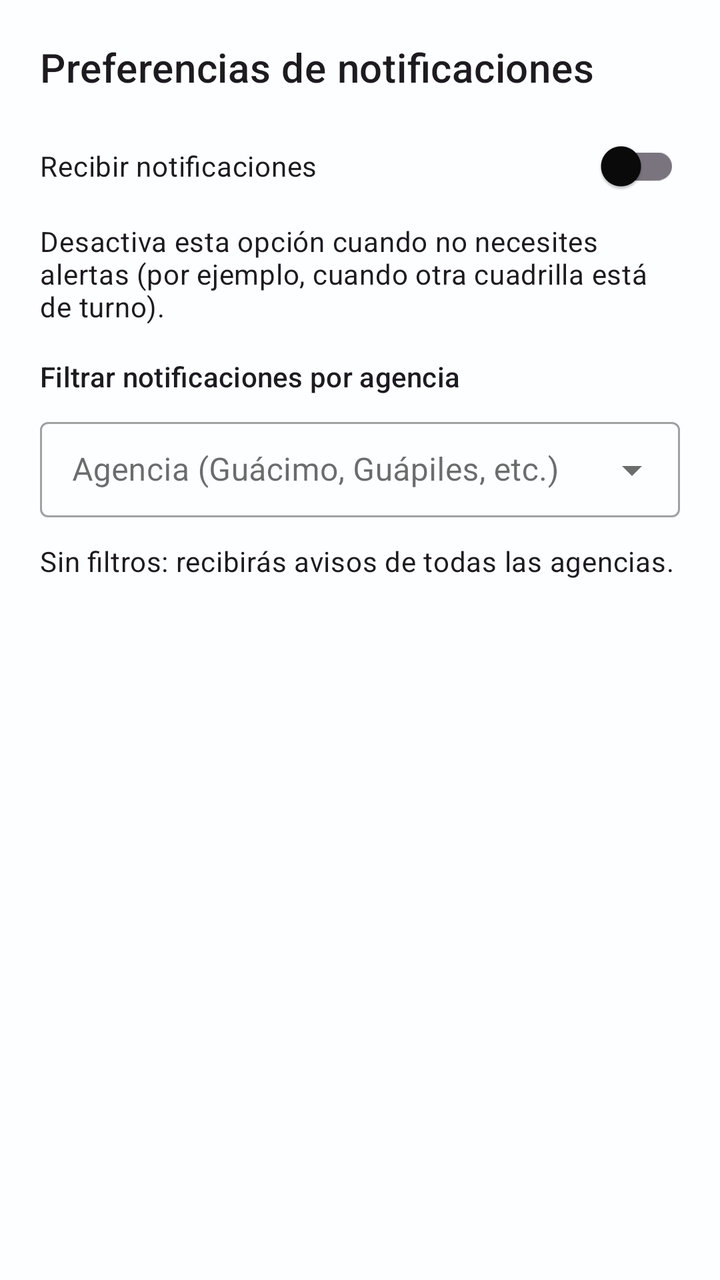
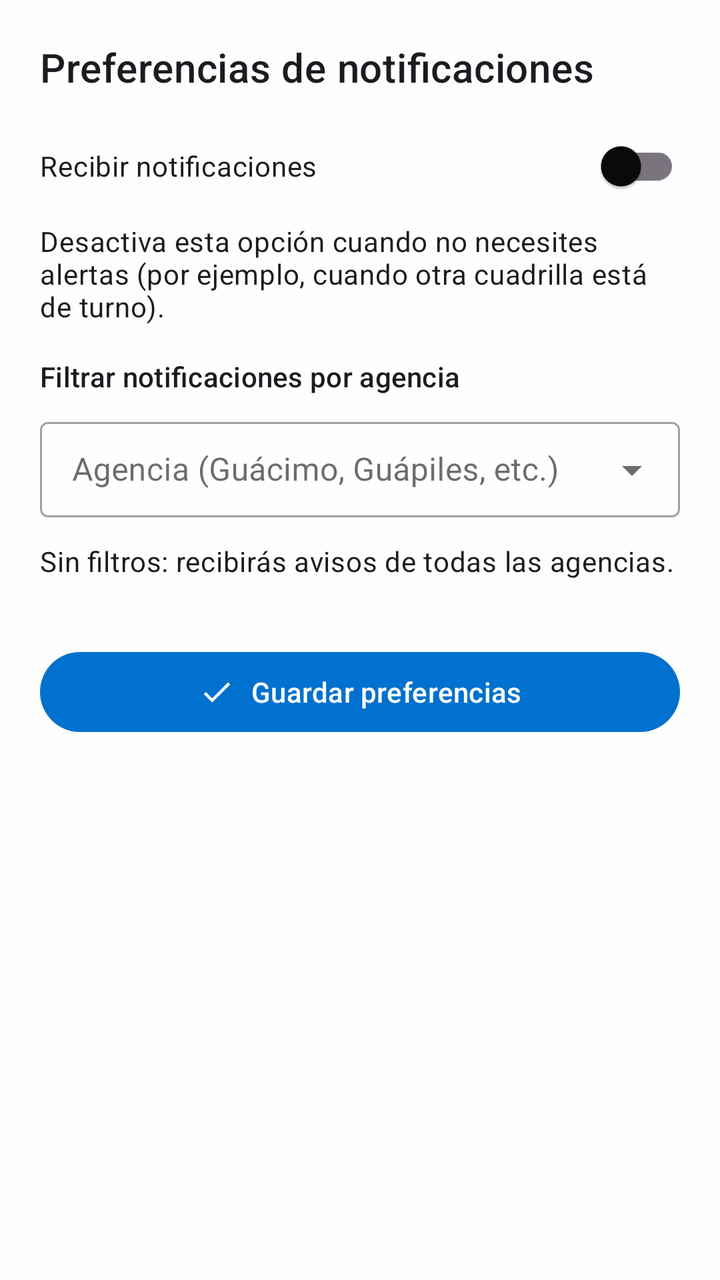

The first picture is an Android layout as it rendered before a commit; the second is the same layout after the commit. The layout source and the unified diff follow.
<!-- AndroidManifest.xml: application theme Theme.TecniAppICE -->
<!-- res/layout/dialog_notification_filters.xml -->
<?xml version="1.0" encoding="utf-8"?>
<LinearLayout xmlns:android="http://schemas.android.com/apk/res/android"
    xmlns:app="http://schemas.android.com/apk/res-auto"
    android:layout_width="match_parent"
    android:layout_height="wrap_content"
    android:background="?attr/colorSurface"
    android:orientation="vertical"
    android:padding="20dp">

    <TextView
        android:id="@+id/tvNotificationSheetTitle"
        android:layout_width="match_parent"
        android:layout_height="wrap_content"
        android:paddingBottom="12dp"
        android:text="@string/averia_notificacion_sheet_title"
        android:textAppearance="@style/TextAppearance.MaterialComponents.Headline6" />

    <com.google.android.material.switchmaterial.SwitchMaterial
        android:id="@+id/switchNotifications"
        android:layout_width="match_parent"
        android:layout_height="wrap_content"
        android:text="@string/averia_notificacion_switch_label" />

    <TextView
        android:id="@+id/tvNotificationSwitchHelper"
        android:layout_width="match_parent"
        android:layout_height="wrap_content"
        android:layout_marginTop="4dp"
        android:text="@string/averia_notificacion_switch_helper"
        android:textAppearance="@style/TextAppearance.MaterialComponents.Body2" />

    <TextView
        android:id="@+id/tvNotificationFilterTitle"
        android:layout_width="match_parent"
        android:layout_height="wrap_content"
        android:layout_marginTop="16dp"
        android:text="@string/averia_notificacion_filtro_titulo"
        android:textAppearance="@style/TextAppearance.MaterialComponents.Subtitle2" />

    <com.google.android.material.textfield.TextInputLayout
        android:id="@+id/tilNotificationAgency"
        style="@style/Widget.MaterialComponents.TextInputLayout.OutlinedBox.Dense.ExposedDropdownMenu"
        android:layout_width="match_parent"
        android:layout_height="wrap_content"
        android:layout_marginTop="8dp"
        android:hint="@string/averia_notificacion_filtro_hint"
        app:endIconMode="dropdown_menu">

        <AutoCompleteTextView
            android:id="@+id/actvNotificationAgency"
            android:layout_width="match_parent"
            android:layout_height="wrap_content"
            android:imeOptions="actionDone"
            android:inputType="textCapWords" />
    </com.google.android.material.textfield.TextInputLayout>

    <TextView
        android:id="@+id/tvNotificationFiltersEmpty"
        android:layout_width="match_parent"
        android:layout_height="wrap_content"
        android:layout_marginTop="12dp"
        android:text="@string/averia_notificacion_filtro_vacio"
        android:textAppearance="@style/TextAppearance.MaterialComponents.Body2"
        android:textColor="?attr/colorOnBackground" />

    <com.google.android.material.chip.ChipGroup
        android:id="@+id/chipGroupNotificationAgencies"
        android:layout_width="match_parent"
        android:layout_height="wrap_content"
        android:layout_marginTop="12dp"
        app:chipSpacingHorizontal="8dp"
        app:chipSpacingVertical="8dp" />
</LinearLayout>
<!-- resources referenced by this layout -->
<resources>
  <string name="averia_notificacion_filtro_hint">Agencia (Guácimo, Guápiles, etc.)</string>
  <string name="averia_notificacion_filtro_titulo">Filtrar notificaciones por agencia</string>
  <string name="averia_notificacion_filtro_vacio">Sin filtros: recibirás avisos de todas las agencias.</string>
  <string name="averia_notificacion_sheet_title">Preferencias de notificaciones</string>
  <string name="averia_notificacion_switch_helper">Desactiva esta opción cuando no necesites alertas (por ejemplo, cuando otra cuadrilla está de turno).</string>
  <string name="averia_notificacion_switch_label">Recibir notificaciones</string>
  <style name="Theme.TecniAppICE" parent="Theme.Material3.DayNight.NoActionBar">
  
          
          <item name="colorPrimary">@color/ice_blue</item>
          <item name="colorOnPrimary">@color/white</item>
          <item name="colorSecondary">@color/ice_yellow</item>
          <item name="colorOnSecondary">@color/black</item>
  
          
          <item name="colorSurface">@color/surface_light</item>
          <item name="colorOnSurface">@color/on_light</item>
          <item name="colorSurfaceVariant">@color/surface_variant_light</item>
  
          
          <item name="colorError">@color/error_500</item>
          <item name="colorTertiary">@color/success_500</item>
  
          
          <item name="android:windowBackground">@color/bg_light</item>
          <item name="android:colorBackground">@color/bg_light</item>
          <item name="android:statusBarColor">@android:color/transparent</item>
          <item name="android:navigationBarColor">@android:color/transparent</item>
          <item name="android:windowLightStatusBar">true</item>
  
          
          <item name="materialCardViewStyle">@style/Tecni.Card</item>
          <item name="materialButtonStyle">@style/Tecni.Button</item>
          <item name="chipStyle">@style/Tecni.Chip</item>
          <item name="toolbarStyle">@style/Tecni.Toolbar</item>
      </style>
  <color name="ice_blue">#0071CE</color>
  <color name="white">#FFFFFFFF</color>
  <color name="ice_yellow">#FFDD00</color>
  <color name="black">#FF000000</color>
  <color name="surface_light">#CCFFFFFF</color>
  <color name="on_light">#0A0A0A</color>
  <color name="surface_variant_light">#EAF3FF</color>
  <color name="error_500">#D32F2F</color>
  <color name="success_500">#4CAF50</color>
  <color name="bg_light">#F7FAFF</color>
  <style name="Tecni.Card" parent="Widget.Material3.CardView.Elevated">
          <item name="cardCornerRadius">20dp</item>
          <item name="cardElevation">3dp</item>
          <item name="strokeWidth">0dp</item>
      </style>
  <style name="Tecni.Button" parent="Widget.Material3.Button.TonalButton">
          <item name="android:minHeight">44dp</item>
      </style>
  <style name="Tecni.Chip" parent="Widget.Material3.Chip.Filter">
          <item name="android:minHeight">36dp</item>
      </style>
  <style name="Tecni.Toolbar" parent="Widget.Material3.Toolbar">
          <item name="android:elevation">2dp</item>
      </style>
</resources>

<!-- the commit's change to res/layout/dialog_notification_filters.xml (unified diff, before → after) -->
@@ -70,4 +70,15 @@
         android:layout_marginTop="12dp"
         app:chipSpacingHorizontal="8dp"
         app:chipSpacingVertical="8dp" />
+
+    <com.google.android.material.button.MaterialButton
+        android:id="@+id/btnGuardarNotificaciones"
+        style="@style/Widget.Material3.Button"
+        android:layout_width="match_parent"
+        android:layout_height="wrap_content"
+        android:layout_marginTop="20dp"
+        android:text="Guardar preferencias"
+        app:icon="@drawable/ic_check"
+        app:iconGravity="textStart"
+        app:iconPadding="8dp" />
 </LinearLayout>
<!-- resource entries referenced after the edit -->
@@ -1,5 +1,16 @@
 <!-- resources referenced by this layout -->
 <resources>
+  <!-- drawable ic_check (drawable) -->
+  <vector xmlns:android="http://schemas.android.com/apk/res/android"
+      android:width="24dp"
+      android:height="24dp"
+      android:viewportWidth="24"
+      android:viewportHeight="24"
+      android:tint="@android:color/white">
+    <path
+        android:fillColor="@android:color/white"
+        android:pathData="M9,16.17L4.83,12l-1.42,1.41L9,19 21,7l-1.41,-1.41z"/>
+  </vector>
   <string name="averia_notificacion_filtro_hint">Agencia (Guácimo, Guápiles, etc.)</string>
   <string name="averia_notificacion_filtro_titulo">Filtrar notificaciones por agencia</string>
   <string name="averia_notificacion_filtro_vacio">Sin filtros: recibirás avisos de todas las agencias.</string>
